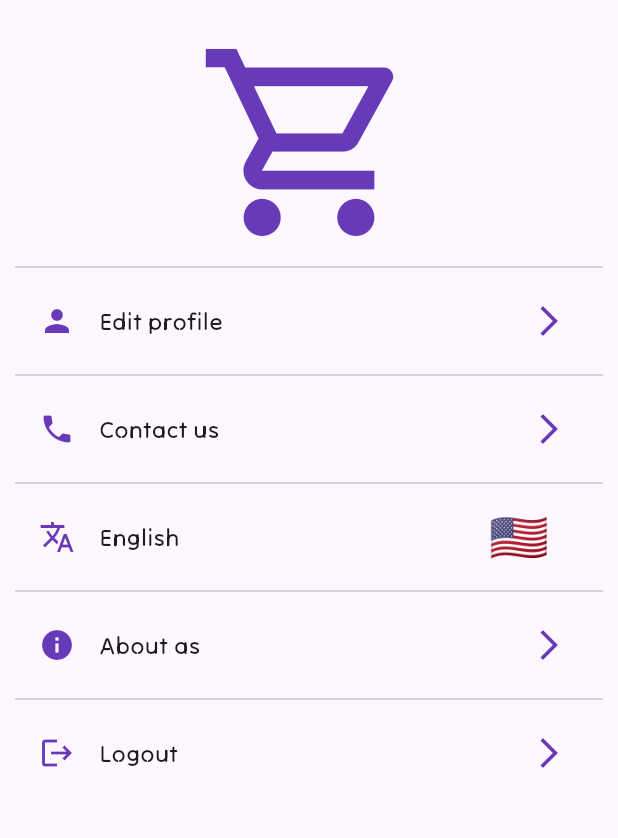
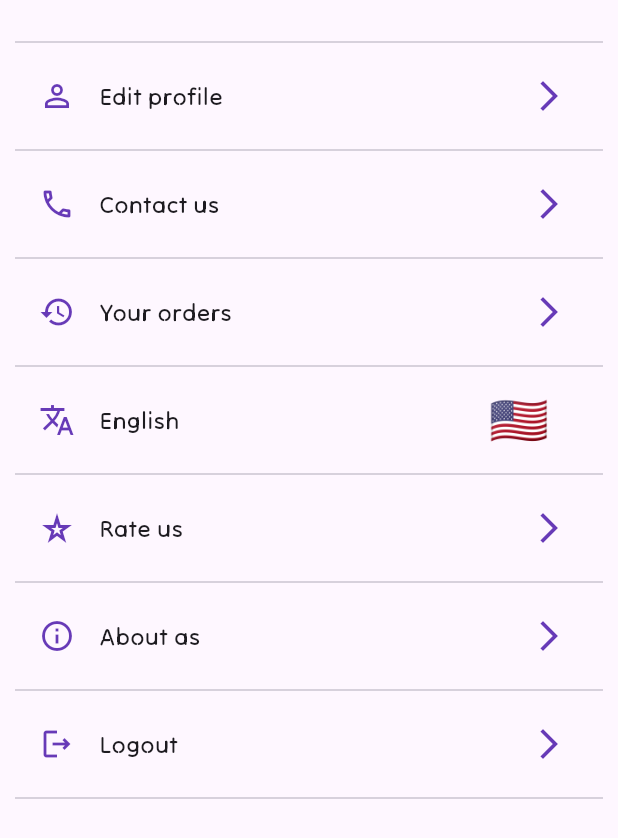
Before and after one commit to Mohammed-Jubran/helal-DOT-Jordan-2023, a Flutter app: the MoreScreen screen opened directly, on a phone screen of 412 x 824 dp. Shown: the top 838 px of the screen. Run offline on Flutter 3.47's test engine with Material 2 defaults, Android fonts, the phone set to English and light mode, and no system bars; our stand-ins replace dio, email_validator, flutter_easyloading, flutter_secure_storage, geocoding, geolocator and 3 more; missing offline and left inert: banner_image, flutter_verification_code; accounts and stored records are empty; generated files the repository leaves out were written again.

Commit message:
fix some issues

```diff
--- a/lib/l10n/app_ar.arb
+++ b/lib/l10n/app_ar.arb
@@ -93,7 +93,11 @@
     "deliveryCharges": "رسوم التوصيل",
     "fTotal": "المجموع النهائي",
     "done": "تمت العملية بنجاح",
-    "loading": "انتظر لحظة"
+    "loading": "انتظر لحظة",
+    "rateUs": "قيم التطبيق",
+    "yourOrders": "طلباتك"
+
+
 
 
 
--- a/lib/l10n/app_en.arb
+++ b/lib/l10n/app_en.arb
@@ -128,7 +128,9 @@
     "deliveryCharges": "Delivery Charges",
     "fTotal": "Total",
     "done": "operation accomplished successfully",
-    "loading": "Loading"
+    "loading": "Loading",
+    "rateUs": "Rate us",
+    "yourOrders": "Your orders"
 
 
 
--- a/lib/views/more_screen/more_screen.dart
+++ b/lib/views/more_screen/more_screen.dart
@@ -4,6 +4,7 @@ import 'package:helal/views/more_screen/about_us_screen.dart';
 import 'package:helal/views/login_otp_screen/login_screen.dart';
 import 'package:helal/views/more_screen/contact_screen.dart';
 import 'package:helal/views/more_screen/profile_screen.dart';
+import 'package:helal/views/more_screen/your_orders_screen.dart';
 import 'package:helal/views/widget/language_picker_widget.dart';
 import 'package:flutter_gen/gen_l10n/app_localizations.dart';
 
@@ -27,11 +28,6 @@ class _MoreScreenState extends State<MoreScreen> {
             crossAxisAlignment: CrossAxisAlignment.center,
             children: [
               const SizedBox(height: 20),
-              const Icon(
-                Icons.shopping_cart_outlined,
-                size: 150,
-                color: Colors.deepPurple,
-              ),
               const Divider(),
               InkWell(
                 onTap: () {
@@ -39,7 +35,7 @@ class _MoreScreenState extends State<MoreScreen> {
                 },
                 child:  ListTile(
                   leading: const Icon(
-                    Icons.person,
+                    Icons.person_outline,
                     color: Colors.deepPurple,
                   ),
                   title: Text(AppLocalizations.of(context)!.editProfile,
@@ -58,7 +54,7 @@ class _MoreScreenState extends State<MoreScreen> {
                 },
                 child:  ListTile(
                   leading: const Icon(
-                    Icons.phone,
+                    Icons.phone_outlined,
                     color: Colors.deepPurple,
                   ),
                   title:
@@ -70,14 +66,45 @@ class _MoreScreenState extends State<MoreScreen> {
                 ),
               ),
               const Divider(),
+              InkWell(
+                onTap: () {
+                  Navigator.push(context, MaterialPageRoute(builder: (context) =>  const YourOrdersScreen(),));
+                },
+                child:  ListTile(
+                  leading: const Icon(
+                    Icons.history,
+                    color: Colors.deepPurple,
+                  ),
+                  title: Text(AppLocalizations.of(context)!.yourOrders,
+                      style: const TextStyle(fontFamily: "TiltNeon")),
+                  trailing: const Icon(
+                    Icons.arrow_forward_ios,
+                    color: Colors.deepPurple,
+                  ),
+                ),
+              ),
+              const Divider(),
                ListTile(
                 leading: const Icon(
-                  Icons.translate,
+                  Icons.translate_outlined,
                   color: Colors.deepPurple,
                 ),
                 title:
                     Text(AppLocalizations.of(context)!.language, style: const TextStyle(fontFamily: "TiltNeon")),
                 trailing:const LanguagePickerWidget(),
+              ),
+              const Divider(),
+              ListTile(
+                leading: const Icon(
+                  Icons.star_rate_outlined,
+                  color: Colors.deepPurple,
+                ),
+                title: Text(AppLocalizations.of(context)!.rateUs,
+                    style: const TextStyle(fontFamily: "TiltNeon")),
+                trailing: const Icon(
+                  Icons.arrow_forward_ios,
+                  color: Colors.deepPurple,
+                ),
               ),
               const Divider(),
               InkWell(
@@ -90,7 +117,7 @@ class _MoreScreenState extends State<MoreScreen> {
                 },
                 child: ListTile(
                   leading: const Icon(
-                    Icons.info,
+                    Icons.info_outlined,
                     color: Colors.deepPurple,
                   ),
                   title: Text(AppLocalizations.of(context)!.aboutAs,
@@ -114,7 +141,7 @@ class _MoreScreenState extends State<MoreScreen> {
                 },
                 child: ListTile(
                   leading: const Icon(
-                    Icons.logout,
+                    Icons.logout_outlined,
                     color: Colors.deepPurple,
                   ),
                   title:
@@ -125,6 +152,7 @@ class _MoreScreenState extends State<MoreScreen> {
                   ),
                 ),
               ),
+              const Divider(),
             ],
           ),
         ),
--- /dev/null
+++ b/lib/views/more_screen/your_orders_screen.dart
@@ -0,0 +1,15 @@
+import 'package:flutter/material.dart';
+
+class YourOrdersScreen extends StatefulWidget {
+  const YourOrdersScreen({Key? key}) : super(key: key);
+
+  @override
+  State<YourOrdersScreen> createState() => _YourOrdersScreenState();
+}
+
+class _YourOrdersScreenState extends State<YourOrdersScreen> {
+  @override
+  Widget build(BuildContext context) {
+    return const Placeholder();
+  }
+}
```
